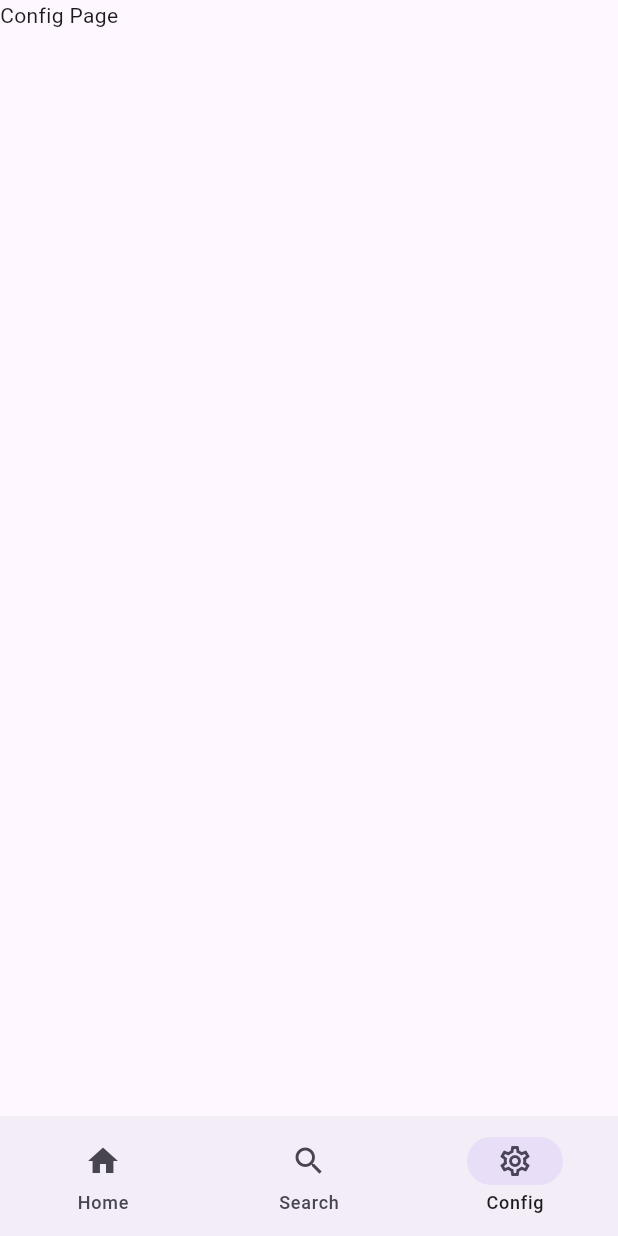
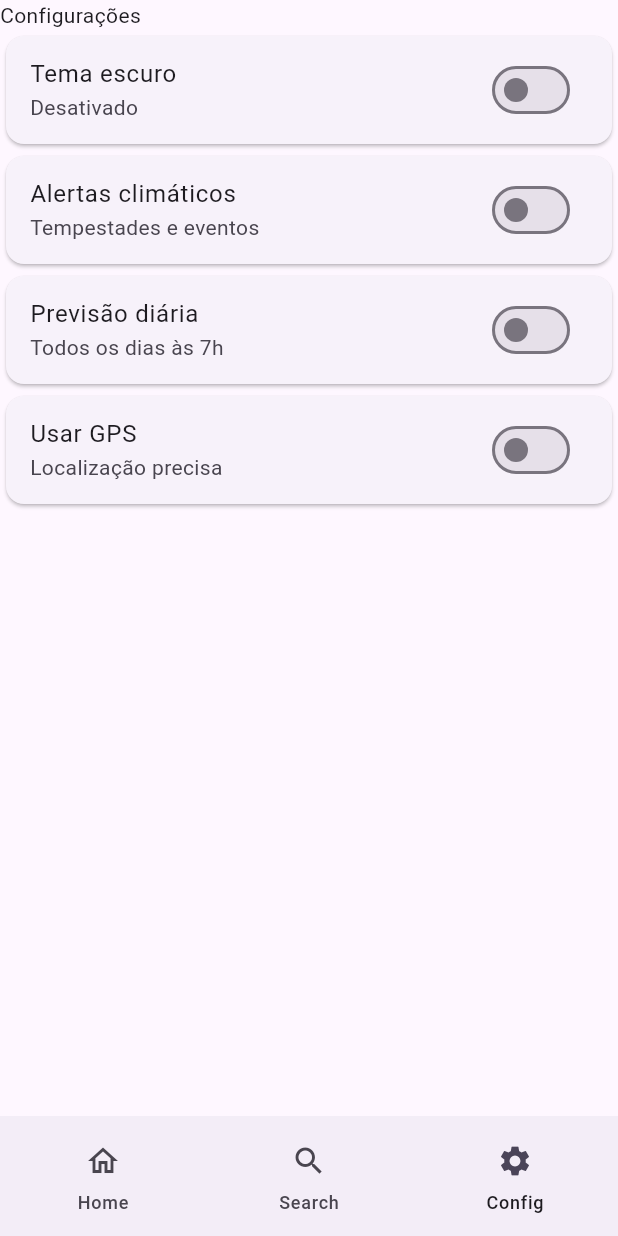
Before and after one commit to Math-Soares/projeto-final-913, a Flutter app: the screen it shows after launch, item 3 of the bottom bar chosen, on a phone screen of 412 x 824 dp. Run offline on Flutter 3.47's test engine with Material 3 defaults, Android fonts, the phone set to English and light mode, and no system bars.

Commit message:
fourth commit

```diff
--- a/lib/main.dart
+++ b/lib/main.dart
@@ -1,29 +1,39 @@
 import 'package:flutter/material.dart';
-import 'package:primeiroaplicativo/screens/configPage.dart';
-import 'package:primeiroaplicativo/screens/searchPage.dart';
-
-import 'screens/homePage.dart';
+import 'package:primeiroaplicativo/screens/config_page.dart';
+import 'package:primeiroaplicativo/screens/home_page.dart';
+import 'package:primeiroaplicativo/screens/search_page.dart';
 
 void main() {
-  runApp(const mainApp());
+  runApp(const MainApp());
 }
 
-class mainApp extends StatefulWidget {
-  const mainApp({super.key});
+class MainApp extends StatefulWidget {
+  const MainApp({super.key});
 
   @override
-  State<mainApp> createState() => _mainAppState();
+  State<MainApp> createState() => _MainAppState();
 }
 
-class _mainAppState extends State<mainApp> {
+class _MainAppState extends State<MainApp> {
   int _selectedIndex = 0;
+  ThemeMode _themeMode = ThemeMode.light;
+
+  void _onThemeChanged(bool isDark) {
+    setState(() {
+      _themeMode = isDark ? ThemeMode.dark : ThemeMode.light;
+    });
+  }
 
   @override
   Widget build(BuildContext context) {
     return MaterialApp(
+      theme: ThemeData.light(),
+      darkTheme: ThemeData.dark(),
+      themeMode: _themeMode,
       home: Scaffold(
         bottomNavigationBar: NavigationBar(
           selectedIndex: _selectedIndex,
+          indicatorColor: Colors.transparent,
           onDestinationSelected: (int index) {
             setState(() {
               _selectedIndex = index;
@@ -31,27 +41,33 @@ class _mainAppState extends State<mainApp> {
           },
           destinations: [
             NavigationDestination(
-              icon: Icon(Icons.home),
-              selectedIcon: Icon(Icons.home_outlined),
+              icon: Icon(Icons.home_outlined),
+              selectedIcon: Icon(Icons.home),
               label: 'Home',
             ),
             NavigationDestination(
-              icon: Icon(Icons.search),
-              selectedIcon: Icon(Icons.search_outlined),
+              icon: Icon(Icons.search_outlined),
+              selectedIcon: Icon(Icons.search),
               label: 'Search',
             ),
             NavigationDestination(
-              icon: Icon(Icons.settings),
-              selectedIcon: Icon(Icons.settings_outlined),
+              icon: Icon(Icons.settings_outlined),
+              selectedIcon: Icon(Icons.settings),
               label: 'Config',
             )
           ],
         ),
-        body: <Widget>[
-          homePage(),
-          searchPage(),
-          configPage()
-        ][_selectedIndex],
+        body: IndexedStack(
+          index: _selectedIndex,
+          children: [
+            HomePage(),
+            SearchPage(),
+            ConfigPage(
+              isDark: _themeMode == ThemeMode.dark,
+              onThemeChanged: _onThemeChanged,
+            )
+          ],
+        )
       ),
     );
   }
--- a/lib/screens/configPage.dart
+++ /dev/null
@@ -1,17 +0,0 @@
-import 'package:flutter/material.dart';
-
-class configPage extends StatefulWidget {
-  const configPage({super.key});
-
-  @override
-  State<configPage> createState() => _configPageState();
-}
-
-class _configPageState extends State<configPage> {
-  @override
-  Widget build(BuildContext context) {
-    return SafeArea(
-        child: Text('Config Page')
-    );
-  }
-}
--- /dev/null
+++ b/lib/screens/config_page.dart
@@ -0,0 +1,86 @@
+import 'package:flutter/material.dart';
+
+class ConfigPage extends StatefulWidget {
+  final bool isDark;
+  final ValueChanged<bool> onThemeChanged;
+
+  const ConfigPage({
+    super.key,
+    required this.isDark,
+    required this.onThemeChanged,
+  });
+
+  @override
+  State<ConfigPage> createState() => _ConfigPageState();
+}
+
+class _ConfigPageState extends State<ConfigPage> {
+  bool alertas = false;
+  bool previsao = false;
+  bool gps = false;
+
+  @override
+  Widget build(BuildContext context) {
+    return SafeArea(
+      child: ListView(
+        children: [
+          Text('Configurações'),
+          createCard(
+            child: createListTile(
+              title: 'Tema escuro',
+              subtitle: widget.isDark ? 'Ativado' : 'Desativado',
+              value: widget.isDark,
+              func: widget.onThemeChanged,
+            ),
+          ),
+          createCard(
+            child: createListTile(
+              title: 'Alertas climáticos',
+              subtitle: 'Tempestades e eventos',
+              value: alertas,
+              func: (v) => setState(() => alertas = v),
+            ),
+          ),
+          createCard(
+            child: createListTile(
+              title: 'Previsão diária',
+              subtitle: 'Todos os dias às 7h',
+              value: previsao,
+              func: (v) => setState(() => previsao = v),
+            ),
+          ),
+          createCard(
+            child: createListTile(
+              title: 'Usar GPS',
+              subtitle: 'Localização precisa',
+              value: gps,
+              func: (v) => setState(() => gps = v),
+            ),
+          ),
+        ],
+      ),
+    );
+  }
+
+  Widget createCard({required Widget child}) {
+    return Card(child: child);
+  }
+
+  Widget createListTile({
+    required String title,
+    required String subtitle,
+    required bool value,
+    required ValueChanged<bool> func,
+  }) {
+    return ListTile(
+      title: Text(title),
+      subtitle: Text(subtitle),
+      trailing: Switch(
+        value: value,
+        onChanged: func,
+        activeThumbColor: Colors.white,
+        activeTrackColor: Colors.green[300],
+      ),
+    );
+  }
+}
--- a/lib/screens/homePage.dart
+++ b/lib/screens/home_page.dart
@@ -1,13 +1,13 @@
 import 'package:flutter/material.dart';
 
-class homePage extends StatefulWidget {
-  const homePage({super.key});
+class HomePage extends StatefulWidget {
+  const HomePage({super.key});
 
   @override
-  State<homePage> createState() => _homePageState();
+  State<HomePage> createState() => _HomePageState();
 }
 
-class _homePageState extends State<homePage> {
+class _HomePageState extends State<HomePage> {
   @override
   Widget build(BuildContext context) {
     return SafeArea(
--- a/lib/screens/searchPage.dart
+++ /dev/null
@@ -1,17 +0,0 @@
-import 'package:flutter/material.dart';
-
-class searchPage extends StatefulWidget {
-  const searchPage({super.key});
-
-  @override
-  State<searchPage> createState() => _searchPageState();
-}
-
-class _searchPageState extends State<searchPage> {
-  @override
-  Widget build(BuildContext context) {
-    return SafeArea(
-        child: Text('Home Page')
-    );
-  }
-}
--- /dev/null
+++ b/lib/screens/search_page.dart
@@ -0,0 +1,17 @@
+import 'package:flutter/material.dart';
+
+class SearchPage extends StatefulWidget {
+  const SearchPage({super.key});
+
+  @override
+  State<SearchPage> createState() => _SearchPageState();
+}
+
+class _SearchPageState extends State<SearchPage> {
+  @override
+  Widget build(BuildContext context) {
+    return SafeArea(
+        child: Text('Search Page')
+    );
+  }
+}
--- a/pubspec.yaml
+++ b/pubspec.yaml
@@ -34,6 +34,7 @@ dependencies:
   # The following adds the Cupertino Icons font to your application.
   # Use with the CupertinoIcons class for iOS style icons.
   cupertino_icons: ^1.0.8
+  google_fonts: ^6.3.2
 
 dev_dependencies:
   flutter_test:
```
Also changed, not shown: pubspec.lock, 1 other file.
